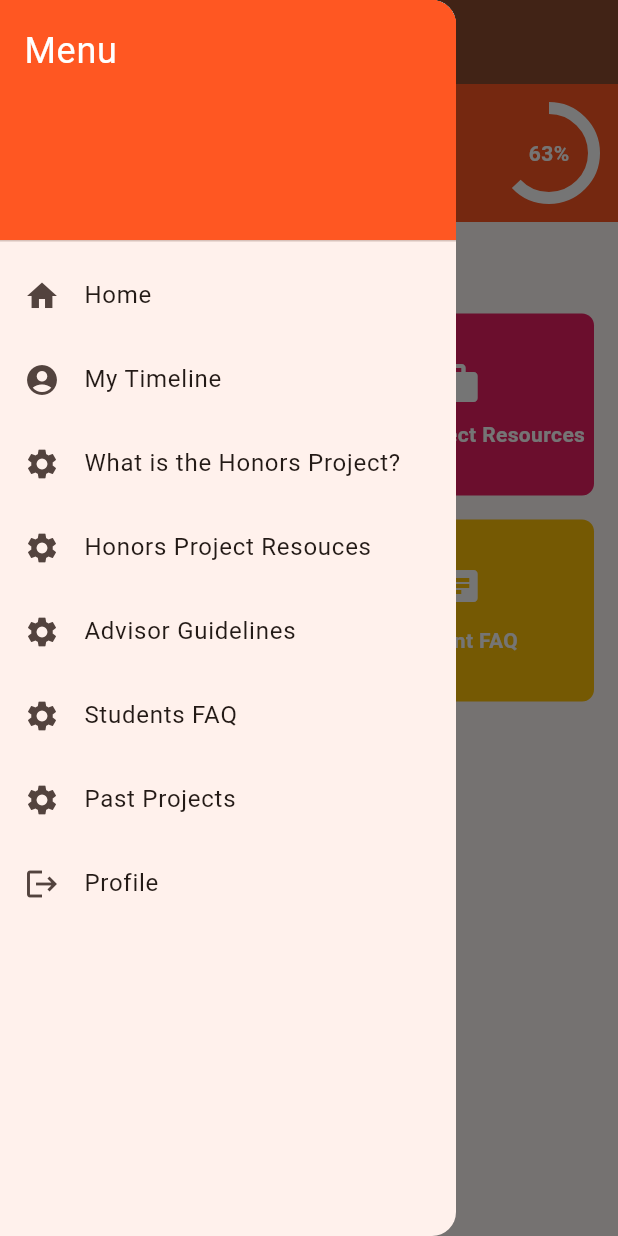
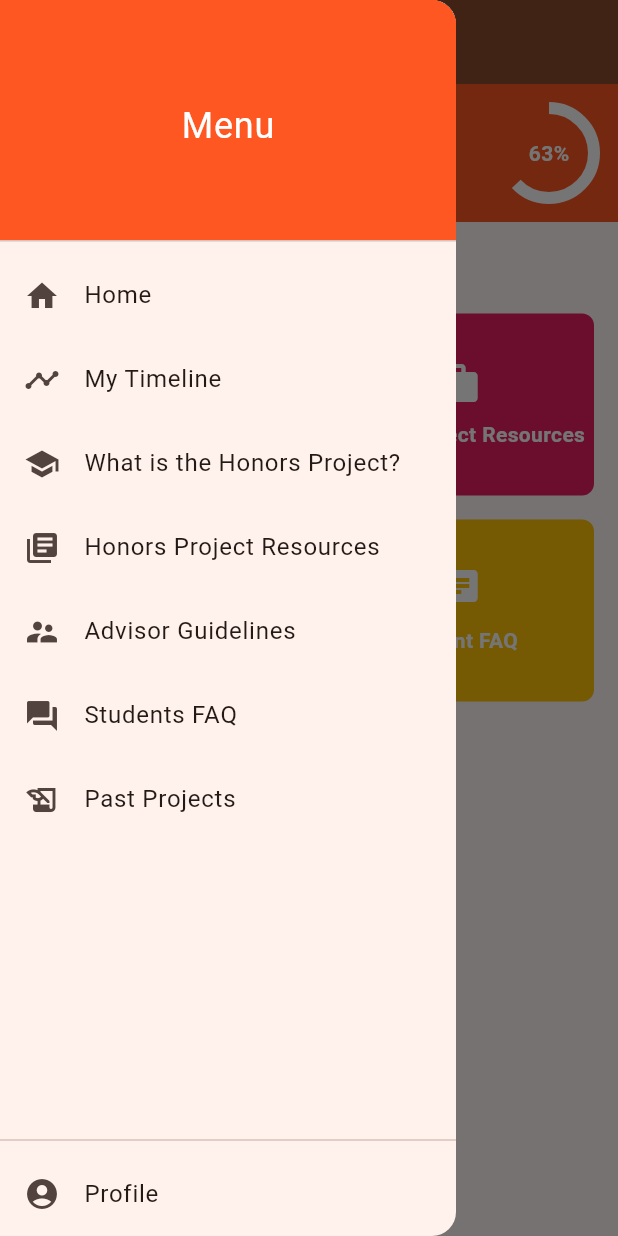
Before and after one commit to ubernerd117/honors-project-app, a Flutter app: the screen it shows once a user with an empty profile is signed in, with the side drawer open, on a phone screen of 412 x 824 dp. Run offline on Flutter 3.47's test engine with Material 3 defaults, Android fonts, the phone set to English and light mode, and no system bars; our stand-ins replace firebase_auth, firebase_core, flutter_markdown; accounts and stored records are empty.

Commit message:
new icons

```diff
--- a/the_honors_program/lib/widgets/app_drawer.dart
+++ b/the_honors_program/lib/widgets/app_drawer.dart
@@ -7,13 +7,13 @@ class AppDrawer extends StatelessWidget {
   @override
   Widget build(BuildContext context) {
     return Drawer(
-      child: ListView(
-        padding: EdgeInsets.zero,
-        children: <Widget>[
+      child: Column(
+        children: [
           const DrawerHeader(
             decoration: BoxDecoration(
               color: Colors.deepOrange,
             ),
+            child: Center(
               child: Text(
                 'Menu',
                 style: TextStyle(
@@ -22,6 +22,11 @@ class AppDrawer extends StatelessWidget {
                 ),
               ),
             ),
+          ),
+          Expanded(
+            child: ListView(
+              padding: EdgeInsets.zero,
+              children: <Widget>[
                 ListTile(
                   leading: const Icon(Icons.home),
                   title: const Text('Home'),
@@ -30,49 +35,54 @@ class AppDrawer extends StatelessWidget {
                   },
                 ),
                 ListTile(
-            leading: const Icon(Icons.account_circle),
+                  leading: const Icon(Icons.timeline),
                   title: const Text('My Timeline'),
                   onTap: () {
                     // Navigate to Profile Page
                   },
                 ),
                 ListTile(
-            leading: const Icon(Icons.settings),
+                  leading: const Icon(Icons.school),
                   title: const Text('What is the Honors Project?'),
                   onTap: () {
                     // Navigate to Project Intro page
                   },
                 ),
                 ListTile(
-            leading: const Icon(Icons.settings),
-            title: const Text('Honors Project Resouces'),
+                  leading: const Icon(Icons.library_books),
+                  title: const Text('Honors Project Resources'),
                   onTap: () {
-              Navigator.pushReplacementNamed(context, '/projectResources');
+                    Navigator.pushReplacementNamed(
+                        context, '/projectResources');
                   },
                 ),
                 ListTile(
-            leading: const Icon(Icons.settings),
+                  leading: const Icon(Icons.supervisor_account),
                   title: const Text('Advisor Guidelines'),
                   onTap: () {
                     Navigator.pushReplacementNamed(context, '/adv_guidelines');
                   },
                 ),
                 ListTile(
-            leading: const Icon(Icons.settings),
+                  leading: const Icon(Icons.question_answer),
                   title: const Text('Students FAQ'),
                   onTap: () {
                     Navigator.pushReplacementNamed(context, '/student_faq');
                   },
                 ),
                 ListTile(
-            leading: const Icon(Icons.settings),
+                  leading: const Icon(Icons.history_edu),
                   title: const Text('Past Projects'),
                   onTap: () {
                     Navigator.pushReplacementNamed(context, '/pastProjects');
                   },
                 ),
+              ],
+            ),
+          ),
+          const Divider(),
           ListTile(
-            leading: const Icon(Icons.logout),
+            leading: const Icon(Icons.account_circle),
             title: const Text('Profile'),
             onTap: () {
               Navigator.pushReplacementNamed(context, '/profile');
```
Lines whose indentation alone changed are shown as unchanged.
